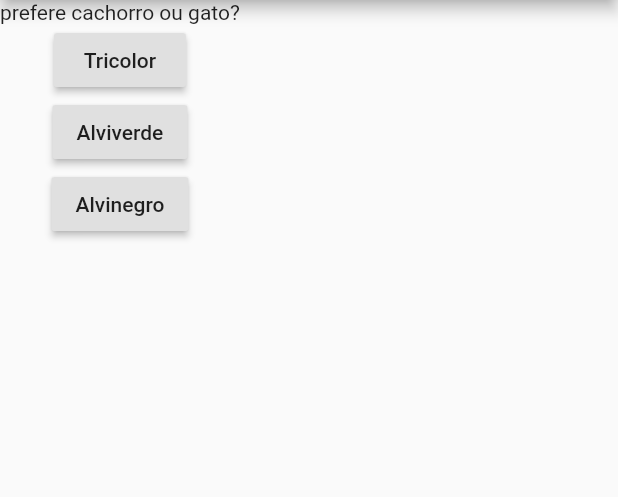
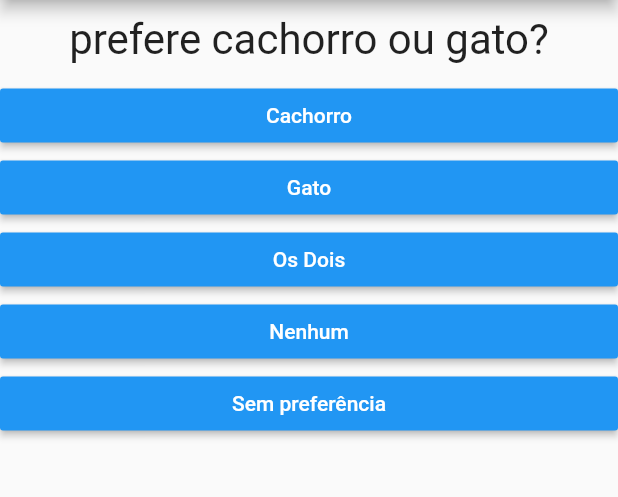
Before and after one commit to lvneves2010/perguntas, a Flutter app: the screen it shows after launch, after a tap on "Tricolor", on a phone screen of 412 x 824 dp, the part 84-581 px from its top. Run offline on Flutter 3.47's test engine with Material 2 defaults, Android fonts, the phone set to English and light mode, and no system bars.

Commit message:
perguntas

```diff
--- a/lib/main.dart
+++ b/lib/main.dart
@@ -1,5 +1,6 @@
 import 'package:flutter/material.dart';
 import './questao.dart';
+import './resposta.dart';
 
 main() => runApp(PerguntaApp());
 
@@ -8,20 +9,73 @@ class _PerguntasAppState extends State<PerguntaApp> {
 
 
   var _perguntaSelecionada = 0;
+  final _perguntas = const [
+    {
+      'texto': 'Qual são suas cores?',
+      'respostas': [ 'Tricolor', 'Alvinegro', 'Alviverde', 'Canarinho', 'Sem preferência' ],
+    },
+    {
+      'texto': "prefere cachorro ou gato?",
+      'respostas': [ 'Cachorro', 'Gato', 'Os Dois', 'Nenhum', 'Sem preferência' ],
+    },
+    {
+      'texto': "Qual o seu estilo?",
+      'respostas': [ 'Rock', 'MPB', 'Pagode', 'Sertanejo', 'Funk', 'Trance' ],
+    },
+    {
+      'texto': "Qual a sua estação?",
+      'respostas': [ 'Primavera', 'Verão', 'Outono', 'Inverno' ],
+    },
+    {
+      'texto': "Qual é o seu veneno ?",
+      'respostas': [ 'Cerveja', 'Vinho', 'Whisky', 'Coca-cola', 'Red bull' ],
+    },
+    {
+      'texto': "O que te prende na poltrona?",
+      'respostas': [ 'Ficção', 'Fantasia', 'Comédia', 'Drama', 'Romance', 'Novela' ],
+    },
+    {
+      'texto': "Qual ?",
+      'respostas': [ 'Rock', 'MPB', 'Pagode', 'Sertanejo' ],
+    },
+    {
+      'texto': "Qual ?",
+      'respostas': [ 'Rock', 'MPB', 'Pagode', 'Sertanejo' ],
+    },
+    {
+      'texto': "Qual ?",
+      'respostas': [ 'Rock', 'MPB', 'Pagode', 'Sertanejo' ],
+    },
+    {
+      'texto': "Qual o seu passeio ?",
+      'respostas': [ 'Praia', 'Interior', 'Cachoeira', 'Clube', 'Minha Casa' ],
+    },
+  ];
 
   void _responder() {
-    setState(() {
-    _perguntaSelecionada++;
-    });
-    print(_perguntaSelecionada);
+    if(gotQuestion) {
+      setState(() {
+      _perguntaSelecionada++;
+      });
+    }
+  }
+
+  bool get gotQuestion {
+    return _perguntaSelecionada < _perguntas.length;
   }
 
   @override
   Widget build(BuildContext context) {
-    final perguntas = [
-      'Qual são suas cores?',
-      "prefere cachorro ou gato?",
-    ];
+
+    List<String> respostas = gotQuestion
+    ? _perguntas[_perguntaSelecionada]['respostas']
+    : null;
+    // List<Widget> lista = respostas.map((r) => Resposta(r, _responder )).toList();
+
+    // for( String r in respostas){
+    //   lista.add(Resposta(r, _responder ));
+    // }
+
 
 
     return MaterialApp(
@@ -29,23 +83,12 @@ class _PerguntasAppState extends State<PerguntaApp> {
         appBar: AppBar(
           title: Text('Perguntas') ,
         ),
-        body: Column(
+        body: gotQuestion? Column(
           children: <Widget>[
-            Questao(perguntas[_perguntaSelecionada]),
-            RaisedButton(
-              child: Text('Tricolor'),
-              onPressed: _responder,
-            ),
-            RaisedButton(
-              child: Text('Alviverde'),
-              onPressed: _responder,
-            ),
-            RaisedButton(
-              child: Text('Alvinegro'),
-              onPressed: _responder,
-            )
+            Questao(_perguntas[_perguntaSelecionada]['texto']),
+            ...respostas.map((r) => Resposta(r, _responder )).toList()
           ],
-        ),
+        ) : null,
       ),
     );
   }
--- /dev/null
+++ b/lib/perguntasERespostas.dart
@@ -0,0 +1,106 @@
+final _perguntas = const [
+    {
+      'texto': 'Qual são suas cores?',
+      'respostas': [
+        {'nome': 'Tricolor', 'valor': 7},
+        {'nome': 'Alvinegro', 'valor': 1},
+        {'nome': 'Alviverde', 'valor': 2},
+        {'nome': 'Canarinho', 'valor': 5},
+        {'nome': 'Sem preferência', 'valor': 4},
+      ],
+    },
+    {
+      'texto': "prefere cachorro ou gato?",
+      'respostas': [
+        {'nome': 'Cachorro', 'valor': 5},
+        {'nome': 'Gato', 'valor': 1},
+        {'nome': 'Os Dois', 'valor': 2},
+        {'nome': 'Nenhum', 'valor': 3},
+        {'nome': 'Sem preferência', 'valor': 4},
+      ],
+    },
+    {
+      'texto': "Qual o seu estilo?",
+      'respostas': [
+        {'nome': 'Rock', 'valor': 7},
+        {'nome': 'MPB', 'valor': 5},
+        {'nome': 'Pagode', 'valor': 1},
+        {'nome': 'Sertanejo', 'valor': 3},
+        {'nome': 'Funk', 'valor': -1},
+        {'nome': 'Trance', 'valor': 5},
+      ],
+    },
+    {
+      'texto': "Qual a sua estação?",
+      'respostas': [
+        {'nome': 'Primavera', 'valor': 7},
+        {'nome': 'Verão', 'valor': 5},
+        {'nome': 'Outono', 'valor': 3},
+        {'nome': 'Inverno', 'valor': 1}
+      ],
+    },
+    {
+      'texto': "Qual é o seu veneno ?",
+      'respostas': [
+        {'nome': 'Cerveja', 'valor': 7},
+        {'nome': 'Vinho', 'valor': 5},
+        {'nome': 'Whisky', 'valor': 1},
+        {'nome': 'Coca-cola', 'valor': 3},
+        {'nome': 'Red bull', 'valor': -1}
+      ],
+    },
+    {
+      'texto': "O que te prende na poltrona?",
+      'respostas': [
+        {'nome': 'Ficção', 'valor': 7},
+        {'nome': 'Fantasia', 'valor': 6},
+        {'nome': 'Comédia', 'valor': 4},
+        {'nome': 'Drama', 'valor': 3},
+        {'nome': 'Romance', 'valor': 2},
+        {'nome': 'Novela', 'valor': 0},
+      ],
+    },
+    {
+      'texto': "Qual ?",
+      'respostas': [
+        {'nome': 'Rock', 'valor': 7},
+        {'nome': 'MPB', 'valor': 5},
+        {'nome': 'Pagode', 'valor': 1},
+        {'nome': 'Sertanejo', 'valor': 3},
+        {'nome': 'Funk', 'valor': -1},
+        {'nome': 'Trance', 'valor': 5},
+      ],
+    },
+    {
+      'texto': "Qual ?",
+      'respostas': [
+        {'nome': 'Rock', 'valor': 7},
+        {'nome': 'MPB', 'valor': 5},
+        {'nome': 'Pagode', 'valor': 1},
+        {'nome': 'Sertanejo', 'valor': 3},
+        {'nome': 'Funk', 'valor': -1},
+        {'nome': 'Trance', 'valor': 5},
+      ],
+    },
+    {
+      'texto': "Qual ?",
+      'respostas': [
+        {'nome': 'Rock', 'valor': 7},
+        {'nome': 'MPB', 'valor': 5},
+        {'nome': 'Pagode', 'valor': 1},
+        {'nome': 'Sertanejo', 'valor': 3},
+        {'nome': 'Funk', 'valor': -1},
+        {'nome': 'Trance', 'valor': 5},
+      ],
+    },
+    {
+      'texto': "Qual  ?",
+      'respostas': [
+        {'nome': 'Praia', 'valor': 7},
+        {'nome': 'Interior', 'valor': 5},
+        {'nome': 'Cachoeira', 'valor': 1},
+        {'nome': 'Clube', 'valor': 3},
+        {'nome': 'Minha Casa', 'valor': -1}
+      ],
+    },
+  ];
--- a/lib/questao.dart
+++ b/lib/questao.dart
@@ -7,8 +7,16 @@ class Questao extends StatelessWidget {
   Questao(this.texto);
   @override
   Widget build(BuildContext context) {
-    return Text(
-      texto
+    return Container(
+      width: double.infinity,
+      margin: EdgeInsets.all(10),
+      child: Text(
+        texto,
+        style: TextStyle(
+          fontSize: 28
+        ),
+        textAlign: TextAlign.center,
+      ),
     );
   }
 }
--- /dev/null
+++ b/lib/resposta.dart
@@ -0,0 +1,29 @@
+import 'package:flutter/material.dart';
+
+class Resposta extends StatelessWidget {
+
+  final String texto;
+  final void Function() selected;
+
+
+  Resposta(this.texto, this.selected);
+
+  @override
+  Widget build(BuildContext context) {
+    return Container(
+      width: double.infinity,
+      child: RaisedButton(
+        textColor: Colors.white,
+        color: Colors.blue,
+        child: Text(
+          texto,
+          style: TextStyle(
+            fontSize: 14
+          ),
+          textAlign: TextAlign.center,
+       ),
+          onPressed: selected,
+      ),
+    );
+  }
+}
```
